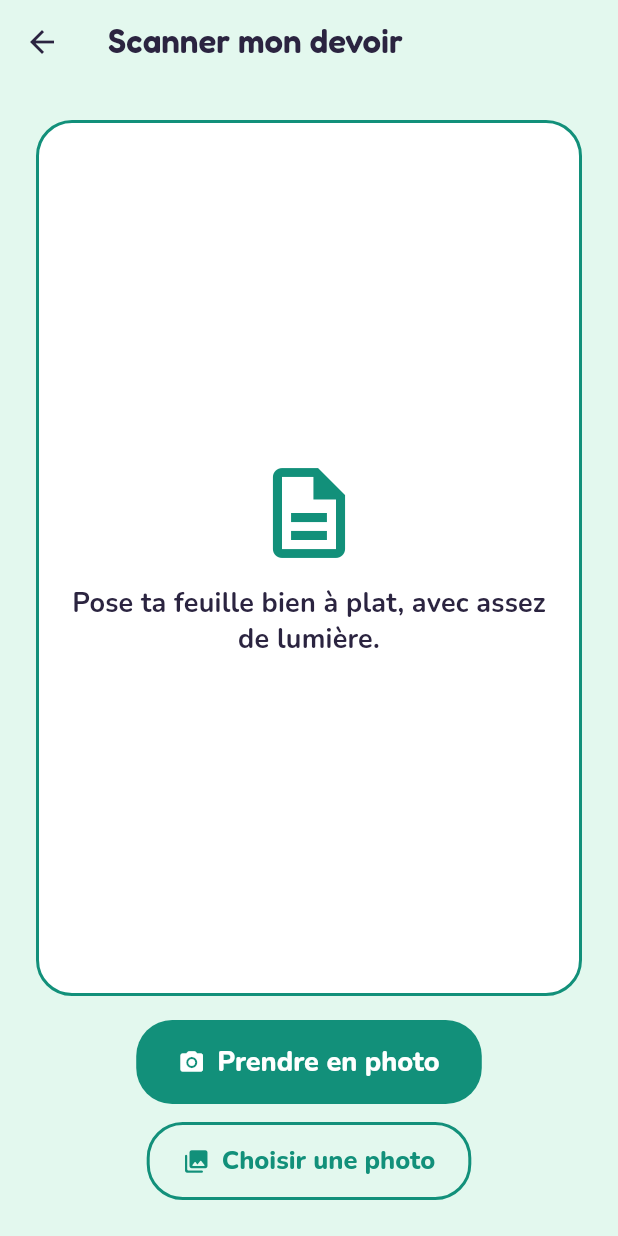
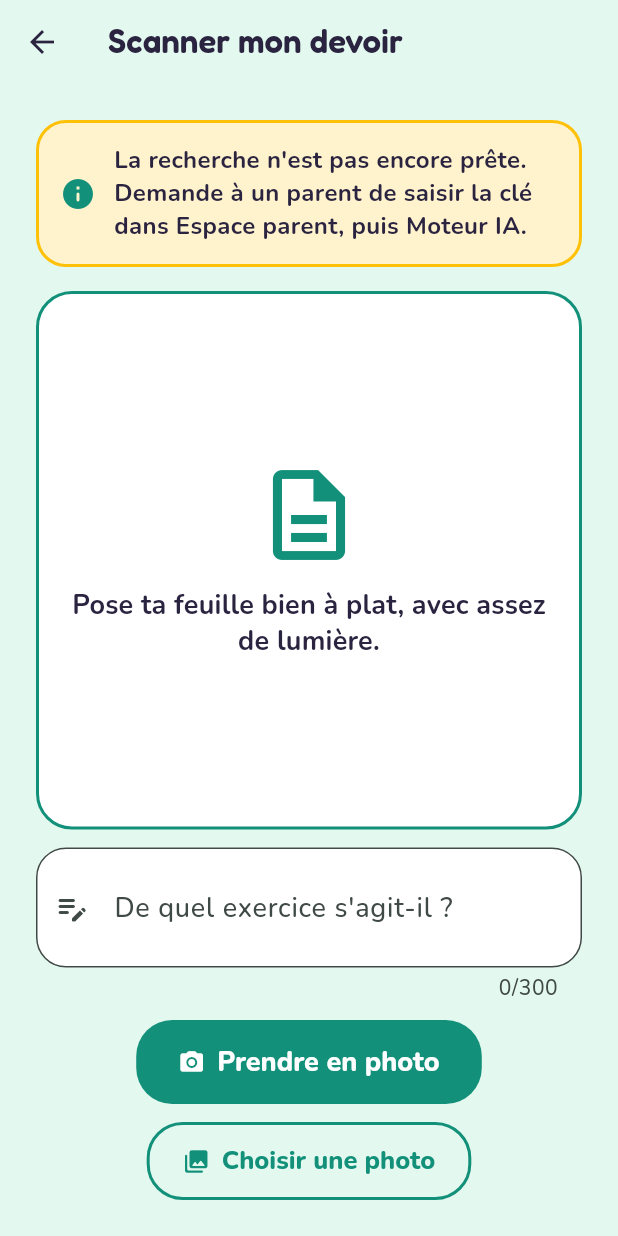
Before and after one commit to LucieAubret/revis-kids, a Flutter app: the ScanScreen screen opened directly, on a phone screen of 412 x 824 dp. Run offline on Flutter 3.47's test engine with Material 3 defaults, Android fonts, the phone set to English and light mode, and no system bars; our stand-ins replace flutter_riverpod, image_picker, shared_preferences; accounts and stored records are empty.

Commit message:
Page de scan : champ « De quel exercice s'agit-il ? », libellés « recherche »
La précision saisie est transmise à l'IA comme simple donnée et conservée dans
l'historique parent. Bandeau explicite quand la clé n'est pas configurée.
« Quête » devient « recherche » dans les textes de l'analyse du devoir.

Co-Authored-By: Claude Sonnet 5.5 <noreply@anthropic.com>

```diff
--- a/lib/ai/gemini_client.dart
+++ b/lib/ai/gemini_client.dart
@@ -34,7 +34,7 @@ class GeminiException implements Exception {
           "Je ne peux pas analyser cette photo. Essaie avec ta feuille d'exercice.",
         GeminiErrorKind.badResponse ||
         GeminiErrorKind.server =>
-          "Oups, je n'ai pas réussi à préparer ta quête. Réessaie !",
+          "Oups, je n'ai pas réussi à analyser ton exercice. Réessaie !",
       };
 
   @override
@@ -48,6 +48,7 @@ abstract class QuestGenerator {
     required String mimeType,
     required QuestTheme theme,
     required Curriculum curriculum,
+    String? note,
   });
 }
 
@@ -140,6 +141,7 @@ class GeminiClient implements QuestGenerator, TutorService {
     required String mimeType,
     required QuestTheme theme,
     required Curriculum curriculum,
+    String? note,
   }) async {
     final text = await _generate({
       'systemInstruction': {
@@ -151,7 +153,7 @@ class GeminiClient implements QuestGenerator, TutorService {
         {
           'role': 'user',
           'parts': [
-            {'text': questUserPrompt},
+            {'text': questRequestText(note)},
             {
               'inlineData': {'mimeType': mimeType, 'data': base64Encode(image)},
             },
--- a/lib/data/progress.dart
+++ b/lib/data/progress.dart
@@ -44,6 +44,7 @@ class ScanRecord {
     required this.themeLabel,
     this.matiereId,
     this.competenceId,
+    this.note,
   });
 
   final String id;
@@ -52,12 +53,16 @@ class ScanRecord {
   final String? matiereId;
   final String? competenceId;
 
+  /// Précision donnée avant le scan (« exercice 3 page 45 »).
+  final String? note;
+
   Map<String, dynamic> toJson() => {
         'i': id,
         'd': date.toIso8601String(),
         't': themeLabel,
         'm': matiereId,
         'c': competenceId,
+        'n': note,
       };
 
   factory ScanRecord.fromJson(Map<String, dynamic> j) => ScanRecord(
@@ -66,6 +71,7 @@ class ScanRecord {
         themeLabel: j['t'] as String,
         matiereId: j['m'] as String?,
         competenceId: j['c'] as String?,
+        note: j['n'] as String?,
       );
 }
 
--- a/lib/features/parent/ai_settings_screen.dart
+++ b/lib/features/parent/ai_settings_screen.dart
@@ -174,7 +174,7 @@ class _AiSettingsScreenState extends ConsumerState<AiSettingsScreen> {
                   child: Padding(
                     padding: const EdgeInsets.all(16),
                     child: Text(
-                      'Confidentialité. Pour créer une quête, la photo du devoir est '
+                      'Confidentialité. Pour analyser un devoir, la photo est '
                       'envoyée à Google (Gemini) afin d\'être analysée. '
                       "L'application ne la conserve pas. Selon les conditions de Google, "
                       "l'offre gratuite de l'API peut réutiliser les données pour "
--- a/lib/features/parent/parent_dashboard.dart
+++ b/lib/features/parent/parent_dashboard.dart
@@ -248,7 +248,8 @@ class HistoryTab extends StatelessWidget {
             title: Text(comp?.titre ?? 'Compétence à identifier'),
             subtitle: Text(
               '${formatDateTime(s.date)} · ${matiere?.nom ?? 'Matière à identifier'}'
-              ' · Univers : ${s.themeLabel}',
+              ' · Univers : ${s.themeLabel}'
+              '${s.note == null ? '' : '\nPrécision : ${s.note}'}',
             ),
           ),
         );
--- a/lib/features/scan/photo_capture_view.dart
+++ b/lib/features/scan/photo_capture_view.dart
@@ -38,12 +38,16 @@ class PhotoCaptureView extends ConsumerStatefulWidget {
     required this.confirmLabel,
     required this.onConfirm,
     this.header,
+    this.footer,
   });
 
   final String emptyHint;
   final String confirmLabel;
   final void Function(Uint8List bytes, String mimeType) onConfirm;
   final Widget? header;
+
+  /// Zone sous l'aperçu et au-dessus des boutons (ex. : un champ de commentaire).
+  final Widget? footer;
 
   @override
   ConsumerState<PhotoCaptureView> createState() => _PhotoCaptureViewState();
@@ -127,7 +131,11 @@ class _PhotoCaptureViewState extends ConsumerState<PhotoCaptureView> {
                 const SizedBox(height: 12),
                 Text(_message!, style: TextStyle(color: scheme.error)),
               ],
-              const SizedBox(height: 16),
+              if (widget.footer != null) ...[
+                const SizedBox(height: 12),
+                widget.footer!,
+              ],
+              const SizedBox(height: 12),
               Wrap(
                 spacing: 12,
                 runSpacing: 12,
--- a/lib/features/scan/scan_screen.dart
+++ b/lib/features/scan/scan_screen.dart
@@ -1,14 +1,34 @@
 import 'package:flutter/material.dart';
+import 'package:flutter_riverpod/flutter_riverpod.dart';
 
+import '../../ai/prompt.dart';
+import '../../data/ai_settings.dart';
 import '../quest/quest_flow_screen.dart';
 import 'photo_capture_view.dart';
 
-/// Capture de la feuille de devoir (appareil photo ou, à défaut, un fichier).
-class ScanScreen extends StatelessWidget {
+/// Capture de la feuille de devoir (appareil photo ou, à défaut, un fichier),
+/// avec une précision pour dire de quel exercice il s'agit.
+class ScanScreen extends ConsumerStatefulWidget {
   const ScanScreen({super.key});
 
   @override
+  ConsumerState<ScanScreen> createState() => _ScanScreenState();
+}
+
+class _ScanScreenState extends ConsumerState<ScanScreen> {
+  final _note = TextEditingController();
+
+  @override
+  void dispose() {
+    _note.dispose();
+    super.dispose();
+  }
+
+  @override
   Widget build(BuildContext context) {
+    final ai = ref.watch(aiSettingsProvider);
+    final notReady = ai.hasValue && !ai.value!.hasKey;
+
     return Scaffold(
       appBar: AppBar(
         title: const Text('Scanner mon devoir'),
@@ -17,10 +37,29 @@ class ScanScreen extends StatelessWidget {
       body: SafeArea(
         child: PhotoCaptureView(
           emptyHint: 'Pose ta feuille bien à plat, avec assez de lumière.',
-          confirmLabel: 'Lancer ma quête',
+          confirmLabel: 'Lancer la recherche',
+          header: notReady ? const _NotReadyBanner() : null,
+          footer: TextField(
+            controller: _note,
+            maxLength: kNoteMaxLength,
+            maxLines: 2,
+            minLines: 1,
+            textCapitalization: TextCapitalization.sentences,
+            decoration: const InputDecoration(
+              labelText: "De quel exercice s'agit-il ?",
+              hintText: 'Exemple : exercice 3 page 45, les fractions',
+              prefixIcon: Icon(Icons.edit_note_rounded),
+              filled: true,
+              fillColor: Colors.white,
+            ),
+          ),
           onConfirm: (bytes, mime) {
             Navigator.of(context).push(MaterialPageRoute<void>(
-              builder: (_) => QuestFlowScreen(photo: bytes, mimeType: mime),
+              builder: (_) => QuestFlowScreen(
+                photo: bytes,
+                mimeType: mime,
+                note: _note.text,
+              ),
             ));
           },
         ),
@@ -28,3 +67,35 @@ class ScanScreen extends StatelessWidget {
     );
   }
 }
+
+/// Prévient avant le scan que le moteur IA n'est pas configuré, au lieu de
+/// laisser l'enfant découvrir l'erreur après sa photo.
+class _NotReadyBanner extends StatelessWidget {
+  const _NotReadyBanner();
+
+  @override
+  Widget build(BuildContext context) {
+    final scheme = Theme.of(context).colorScheme;
+    return Container(
+      padding: const EdgeInsets.all(14),
+      decoration: BoxDecoration(
+        color: const Color(0xFFFFF3CD),
+        borderRadius: BorderRadius.circular(20),
+        border: Border.all(color: const Color(0xFFFFC107), width: 2),
+      ),
+      child: Row(
+        children: [
+          Icon(Icons.info_rounded, color: scheme.primary),
+          const SizedBox(width: 12),
+          const Expanded(
+            child: Text(
+              "La recherche n'est pas encore prête. Demande à un parent de saisir "
+              'la clé dans Espace parent, puis Moteur IA.',
+              style: TextStyle(fontWeight: FontWeight.w700),
+            ),
+          ),
+        ],
+      ),
+    );
+  }
+}
```
Also changed, not shown: lib/ai/prompt.dart (+20 -0 lines), lib/features/quest/quest_flow_screen.dart (+15 -4 lines), 1 other file.
